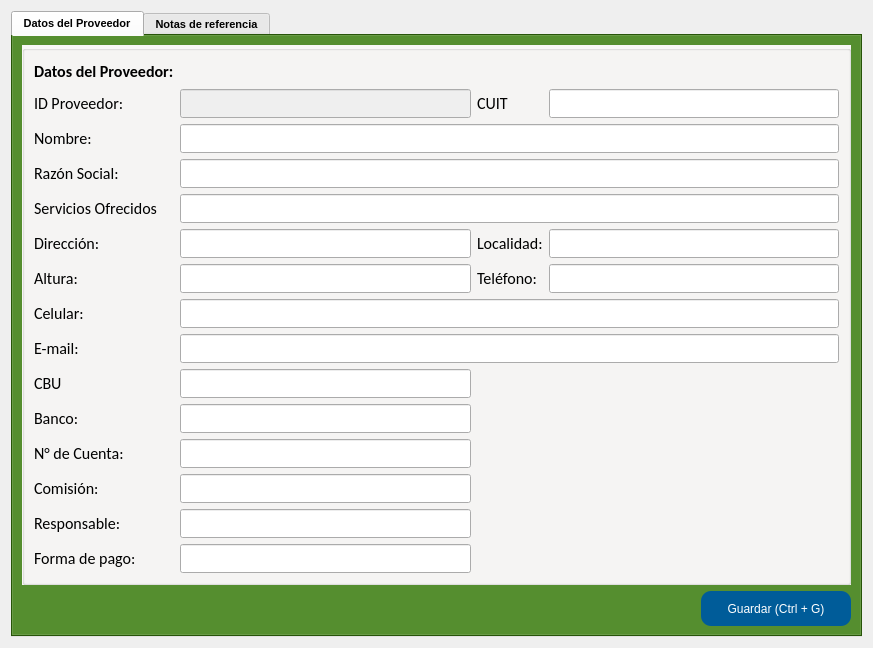
Old version of the form gui/detalles/detalleProveedor.ui in the repository shae-ra/sindicato.
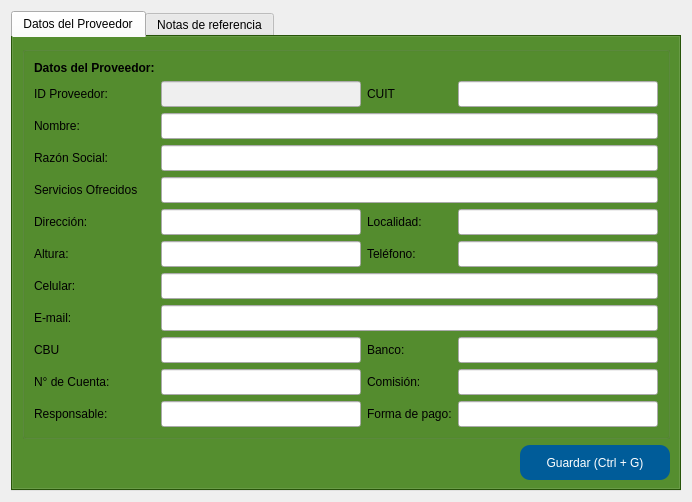
New version of the form. Icons and pictures are not drawn.

Diff of the .ui file:
```diff
--- a/gui/detalles/detalleProveedor.ui
+++ b/gui/detalles/detalleProveedor.ui
@@ -6,10 +6,28 @@
    <rect>
     <x>0</x>
     <y>0</y>
-    <width>873</width>
-    <height>589</height>
+    <width>692</width>
+    <height>502</height>
    </rect>
   </property>
+  <property name="minimumSize">
+   <size>
+    <width>692</width>
+    <height>502</height>
+   </size>
+  </property>
+  <property name="maximumSize">
+   <size>
+    <width>692</width>
+    <height>502</height>
+   </size>
+  </property>
+  <property name="sizeIncrement">
+   <size>
+    <width>692</width>
+    <height>502</height>
+   </size>
+  </property>
   <property name="windowTitle">
    <string>Form</string>
   </property>
@@ -451,14 +469,6 @@
        </disabled>
       </palette>
      </property>
-     <property name="font">
-      <font>
-       <family>Arial</family>
-       <pointsize>8</pointsize>
-       <weight>75</weight>
-       <bold>true</bold>
-      </font>
-     </property>
      <property name="styleSheet">
       <string notr="true"/>
      </property>
@@ -581,9 +591,7 @@
           </font>
          </property>
          <property name="styleSheet">
-          <string notr="true">#groupBox{
-background-color: #F8F7F6
-}</string>
+          <string notr="true"/>
          </property>
          <property name="title">
           <string/>
@@ -597,14 +605,6 @@
               <verstretch>0</verstretch>
              </sizepolicy>
             </property>
-            <property name="font">
-             <font>
-              <family>Calibri</family>
-              <pointsize>12</pointsize>
-              <weight>50</weight>
-              <bold>false</bold>
-             </font>
-            </property>
             <property name="styleSheet">
              <string notr="true"/>
             </property>
@@ -630,14 +630,6 @@
               <verstretch>0</verstretch>
              </sizepolicy>
             </property>
-            <property name="font">
-             <font>
-              <family>Calibri</family>
-              <pointsize>12</pointsize>
-              <weight>50</weight>
-              <bold>false</bold>
-             </font>
-            </property>
             <property name="styleSheet">
              <string notr="true"/>
             </property>
@@ -723,8 +715,6 @@
             </property>
             <property name="font">
              <font>
-              <family>Calibri</family>
-              <pointsize>12</pointsize>
               <weight>75</weight>
               <bold>true</bold>
              </font>
@@ -742,14 +732,6 @@
               <verstretch>0</verstretch>
              </sizepolicy>
             </property>
-            <property name="font">
-             <font>
-              <family>Calibri</family>
-              <pointsize>12</pointsize>
-              <weight>50</weight>
-              <bold>false</bold>
-             </font>
-            </property>
             <property name="styleSheet">
              <string notr="true"/>
             </property>
@@ -775,14 +757,6 @@
               <verstretch>0</verstretch>
              </sizepolicy>
             </property>
-            <property name="font">
-             <font>
-              <family>Calibri</family>
-              <pointsize>12</pointsize>
-              <weight>50</weight>
-              <bold>false</bold>
-             </font>
-            </property>
             <property name="styleSheet">
              <string notr="true"/>
             </property>
@@ -863,14 +837,6 @@
               <verstretch>0</verstretch>
              </sizepolicy>
             </property>
-            <property name="font">
-             <font>
-              <family>Calibri</family>
-              <pointsize>12</pointsize>
-              <weight>50</weight>
-              <bold>false</bold>
-             </font>
-            </property>
             <property name="styleSheet">
              <string notr="true"/>
             </property>
@@ -896,14 +862,6 @@
               <verstretch>0</verstretch>
              </sizepolicy>
             </property>
-            <property name="font">
-             <font>
-              <family>Calibri</family>
-              <pointsize>12</pointsize>
-              <weight>50</weight>
-              <bold>false</bold>
-             </font>
-            </property>
             <property name="styleSheet">
              <string notr="true"/>
             </property>
@@ -921,61 +879,6 @@
             </property>
            </widget>
           </item>
-          <item row="15" column="1">
-           <widget class="QLineEdit" name="prov_comision">
-            <property name="sizePolicy">
-             <sizepolicy hsizetype="Expanding" vsizetype="Expanding">
-              <horstretch>0</horstretch>
-              <verstretch>0</verstretch>
-             </sizepolicy>
-            </property>
-            <property name="palette">
-             <palette>
-              <active>
-               <colorrole role="Text">
-                <brush brushstyle="SolidPattern">
-                 <color alpha="255">
-                  <red>0</red>
-                  <green>0</green>
-                  <blue>127</blue>
-                 </color>
-                </brush>
-               </colorrole>
-              </active>
-              <inactive>
-               <colorrole role="Text">
-                <brush brushstyle="SolidPattern">
-                 <color alpha="255">
-                  <red>0</red>
-                  <green>0</green>
-                  <blue>127</blue>
-                 </color>
-                </brush>
-               </colorrole>
-              </inactive>
-              <disabled>
-               <colorrole role="Text">
-                <brush brushstyle="SolidPattern">
-                 <color alpha="255">
-                  <red>120</red>
-                  <green>120</green>
-                  <blue>120</blue>
-                 </color>
-                </brush>
-               </colorrole>
-              </disabled>
-             </palette>
-            </property>
-            <property name="font">
-             <font>
-              <family>Calibri</family>
-              <pointsize>12</pointsize>
-              <weight>75</weight>
-              <bold>true</bold>
-             </font>
-            </property>
-           </widget>
-          </item>
           <item row="14" column="1">
            <widget class="QLineEdit" name="prov_cuenta">
             <property name="sizePolicy">
@@ -1031,39 +934,6 @@
             </property>
            </widget>
           </item>
-          <item row="15" column="0">
-           <widget class="QLabel" name="label_71">
-            <property name="sizePolicy">
-             <sizepolicy hsizetype="Preferred" vsizetype="Expanding">
-              <horstretch>0</horstretch>
-              <verstretch>0</verstretch>
-             </sizepolicy>
-            </property>
-            <property name="font">
-             <font>
-              <family>Calibri</family>
-              <pointsize>12</pointsize>
-              <weight>50</weight>
-              <bold>false</bold>
-             </font>
-            </property>
-            <property name="styleSheet">
-             <string notr="true"/>
-            </property>
-            <property name="frameShape">
-             <enum>QFrame::NoFrame</enum>
-            </property>
-            <property name="frameShadow">
-             <enum>QFrame::Plain</enum>
-            </property>
-            <property name="text">
-             <string>Comisión:</string>
-            </property>
-            <property name="alignment">
-             <set>Qt::AlignLeading|Qt::AlignLeft|Qt::AlignVCenter</set>
-            </property>
-           </widget>
-          </item>
           <item row="16" column="1">
            <widget class="QLineEdit" name="prov_responsable">
             <property name="sizePolicy">
@@ -1127,14 +997,6 @@
               <verstretch>0</verstretch>
              </sizepolicy>
             </property>
-            <property name="font">
-             <font>
-              <family>Calibri</family>
-              <pointsize>12</pointsize>
-              <weight>50</weight>
-              <bold>false</bold>
-             </font>
-            </property>
             <property name="styleSheet">
              <string notr="true"/>
             </property>
@@ -1160,14 +1022,6 @@
               <verstretch>0</verstretch>
              </sizepolicy>
             </property>
-            <property name="font">
-             <font>
-              <family>Calibri</family>
-              <pointsize>12</pointsize>
-              <weight>50</weight>
-              <bold>false</bold>
-             </font>
-            </property>
             <property name="styleSheet">
              <string notr="true"/>
             </property>
@@ -1248,14 +1102,6 @@
               <verstretch>0</verstretch>
              </sizepolicy>
             </property>
-            <property name="font">
-             <font>
-              <family>Calibri</family>
-              <pointsize>12</pointsize>
-              <weight>50</weight>
-              <bold>false</bold>
-             </font>
-            </property>
             <property name="styleSheet">
              <string notr="true"/>
             </property>
@@ -1446,14 +1292,6 @@
               <verstretch>0</verstretch>
              </sizepolicy>
             </property>
-            <property name="font">
-             <font>
-              <family>Calibri</family>
-              <pointsize>12</pointsize>
-              <weight>50</weight>
-              <bold>false</bold>
-             </font>
-            </property>
             <property name="styleSheet">
              <string notr="true"/>
             </property>
@@ -1479,14 +1317,6 @@
               <verstretch>0</verstretch>
              </sizepolicy>
             </property>
-            <property name="font">
-             <font>
-              <family>Calibri</family>
-              <pointsize>12</pointsize>
-              <weight>50</weight>
-              <bold>false</bold>
-             </font>
-            </property>
             <property name="styleSheet">
              <string notr="true"/>
             </property>
@@ -1567,14 +1397,6 @@
               <verstretch>0</verstretch>
              </sizepolicy>
             </property>
-            <property name="font">
-             <font>
-              <family>Calibri</family>
-              <pointsize>12</pointsize>
-              <weight>50</weight>
-              <bold>false</bold>
-             </font>
-            </property>
             <property name="styleSheet">
              <string notr="true"/>
             </property>
@@ -1710,14 +1532,6 @@
               <verstretch>0</verstretch>
              </sizepolicy>
             </property>
-            <property name="font">
-             <font>
-              <family>Calibri</family>
-              <pointsize>12</pointsize>
-              <weight>50</weight>
-              <bold>false</bold>
-             </font>
-            </property>
             <property name="styleSheet">
              <string notr="true"/>
             </property>
@@ -1900,39 +1714,6 @@
             </property>
            </widget>
           </item>
-          <item row="13" column="0">
-           <widget class="QLabel" name="label_60">
-            <property name="sizePolicy">
-             <sizepolicy hsizetype="Preferred" vsizetype="Expanding">
-              <horstretch>0</horstretch>
-              <verstretch>0</verstretch>
-             </sizepolicy>
-            </property>
-            <property name="font">
-             <font>
-              <family>Calibri</family>
-              <pointsize>12</pointsize>
-              <weight>50</weight>
-              <bold>false</bold>
-             </font>
-            </property>
-            <property name="styleSheet">
-             <string notr="true"/>
-            </property>
-            <property name="frameShape">
-             <enum>QFrame::NoFrame</enum>
-            </property>
-            <property name="frameShadow">
-             <enum>QFrame::Plain</enum>
-            </property>
-            <property name="text">
-             <string>Banco:</string>
-            </property>
-            <property name="alignment">
-             <set>Qt::AlignLeading|Qt::AlignLeft|Qt::AlignVCenter</set>
-            </property>
-           </widget>
-          </item>
           <item row="14" column="0">
            <widget class="QLabel" name="label_73">
             <property name="sizePolicy">
@@ -1941,14 +1722,6 @@
               <verstretch>0</verstretch>
              </sizepolicy>
             </property>
-            <property name="font">
-             <font>
-              <family>Calibri</family>
-              <pointsize>12</pointsize>
-              <weight>50</weight>
-              <bold>false</bold>
-             </font>
-            </property>
             <property name="styleSheet">
              <string notr="true"/>
             </property>
@@ -1966,7 +1739,32 @@
             </property>
            </widget>
           </item>
-          <item row="13" column="1">
+          <item row="12" column="2">
+           <widget class="QLabel" name="label_60">
+            <property name="sizePolicy">
+             <sizepolicy hsizetype="Preferred" vsizetype="Expanding">
+              <horstretch>0</horstretch>
+              <verstretch>0</verstretch>
+             </sizepolicy>
+            </property>
+            <property name="styleSheet">
+             <string notr="true"/>
+            </property>
+            <property name="frameShape">
+             <enum>QFrame::NoFrame</enum>
+            </property>
+            <property name="frameShadow">
+             <enum>QFrame::Plain</enum>
+            </property>
+            <property name="text">
+             <string>Banco:</string>
+            </property>
+            <property name="alignment">
+             <set>Qt::AlignLeading|Qt::AlignLeft|Qt::AlignVCenter</set>
+            </property>
+           </widget>
+          </item>
+          <item row="12" column="3">
            <widget class="QLineEdit" name="prov_banco">
             <property name="sizePolicy">
              <sizepolicy hsizetype="Expanding" vsizetype="Expanding">
@@ -2021,7 +1819,87 @@
             </property>
            </widget>
           </item>
-          <item row="17" column="0">
+          <item row="14" column="3">
+           <widget class="QLineEdit" name="prov_comision">
+            <property name="sizePolicy">
+             <sizepolicy hsizetype="Expanding" vsizetype="Expanding">
+              <horstretch>0</horstretch>
+              <verstretch>0</verstretch>
+             </sizepolicy>
+            </property>
+            <property name="palette">
+             <palette>
+              <active>
+               <colorrole role="Text">
+                <brush brushstyle="SolidPattern">
+                 <color alpha="255">
+                  <red>0</red>
+                  <green>0</green>
+                  <blue>127</blue>
+                 </color>
+                </brush>
+               </colorrole>
+              </active>
+              <inactive>
+               <colorrole role="Text">
+                <brush brushstyle="SolidPattern">
+                 <color alpha="255">
+                  <red>0</red>
+                  <green>0</green>
+                  <blue>127</blue>
+                 </color>
+                </brush>
+               </colorrole>
+              </inactive>
+              <disabled>
+               <colorrole role="Text">
+                <brush brushstyle="SolidPattern">
+                 <color alpha="255">
+                  <red>120</red>
+                  <green>120</green>
+                  <blue>120</blue>
+                 </color>
+                </brush>
+               </colorrole>
+              </disabled>
+             </palette>
+            </property>
+            <property name="font">
+             <font>
+              <family>Calibri</family>
+              <pointsize>12</pointsize>
+              <weight>75</weight>
+              <bold>true</bold>
+             </font>
+            </property>
+           </widget>
+          </item>
+          <item row="14" column="2">
+           <widget class="QLabel" name="label_71">
+            <property name="sizePolicy">
+             <sizepolicy hsizetype="Preferred" vsizetype="Expanding">
+              <horstretch>0</horstretch>
+              <verstretch>0</verstretch>
+             </sizepolicy>
+            </property>
+            <property name="styleSheet">
+             <string notr="true"/>
+            </property>
+            <property name="frameShape">
+             <enum>QFrame::NoFrame</enum>
+            </property>
+            <property name="frameShadow">
+             <enum>QFrame::Plain</enum>
+            </property>
+            <property name="text">
+             <string>Comisión:</string>
+            </property>
+            <property name="alignment">
+             <set>Qt::AlignLeading|Qt::AlignLeft|Qt::AlignVCenter</set>
+            </property>
+           </widget>
+          </item>
+          <item row="16" column="2">
            <widget class="QLabel" name="label_75">
             <property name="sizePolicy">
              <sizepolicy hsizetype="Preferred" vsizetype="Expanding">
@@ -2029,14 +1907,6 @@
               <verstretch>0</verstretch>
              </sizepolicy>
             </property>
-            <property name="font">
-             <font>
-              <family>Calibri</family>
-              <pointsize>12</pointsize>
-              <weight>50</weight>
-              <bold>false</bold>
-             </font>
-            </property>
             <property name="styleSheet">
              <string notr="true"/>
             </property>
@@ -2054,7 +1924,7 @@
             </property>
            </widget>
           </item>
-          <item row="17" column="1">
+          <item row="16" column="3">
            <widget class="QLineEdit" name="prov_forma_pago">
             <property name="sizePolicy">
              <sizepolicy hsizetype="Expanding" vsizetype="Expanding">
```
Left out of the diff: 6 changed lines with no effect on the pictures.
